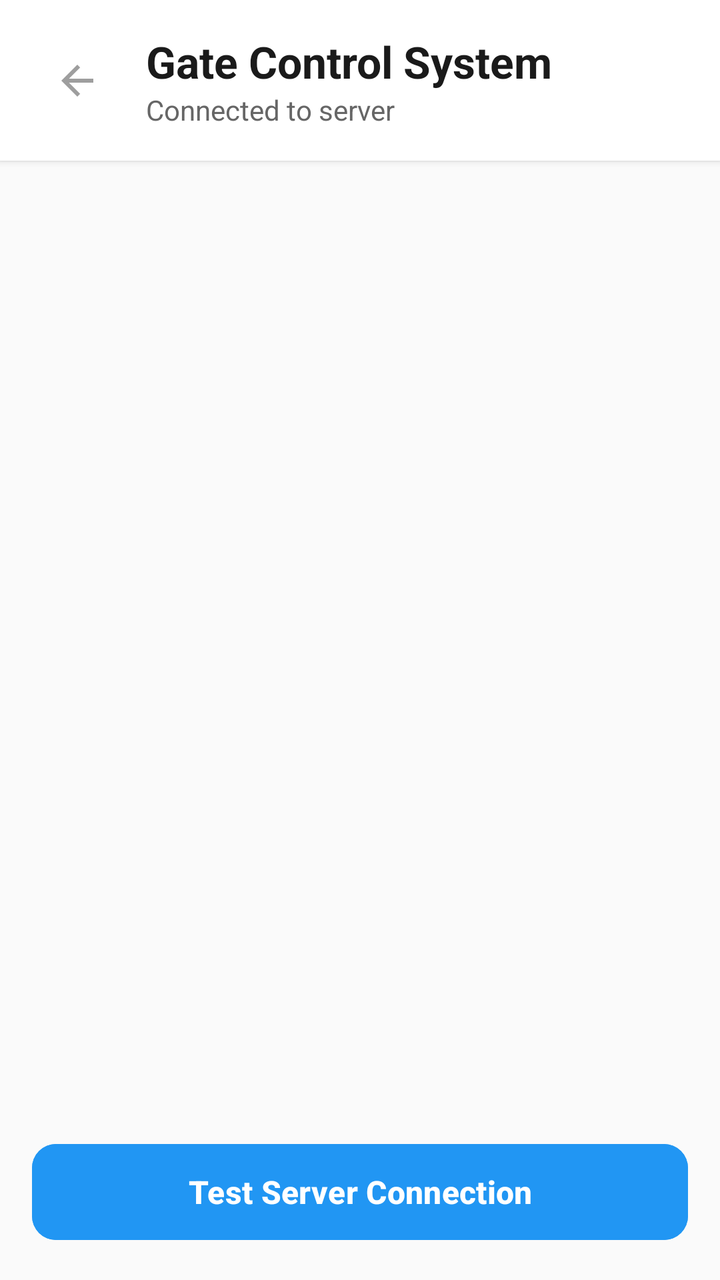
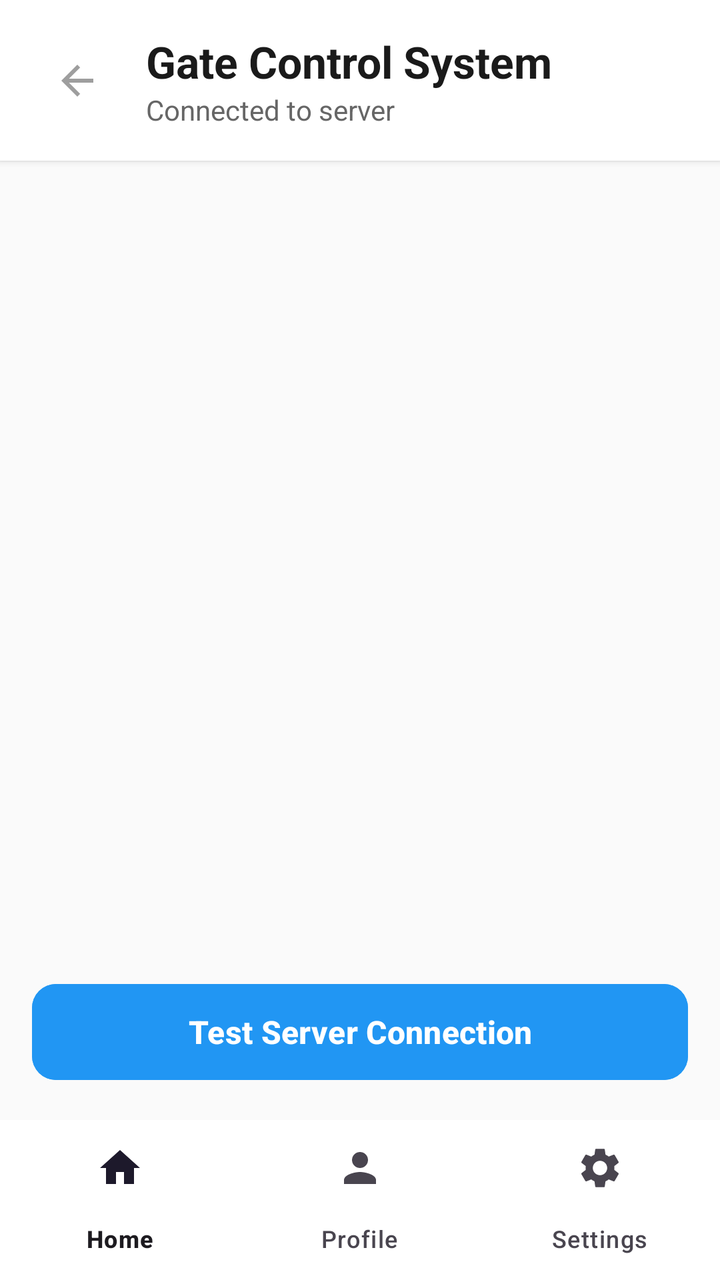

Screens rendered from an Android XML layout before and after an edit, with the pre-edit source and the edit as a unified diff.
<!-- AndroidManifest.xml: application theme Theme.MainProj -->
<!-- res/layout/activity_home.xml -->
<?xml version="1.0" encoding="utf-8"?>
<LinearLayout xmlns:android="http://schemas.android.com/apk/res/android"
    xmlns:app="http://schemas.android.com/apk/res-auto"
    xmlns:tools="http://schemas.android.com/tools"
    android:id="@+id/main"
    android:layout_width="match_parent"
    android:layout_height="match_parent"
    android:orientation="vertical"
    android:background="#FAFAFA"
    tools:context=".gatesMain">

    
    <LinearLayout
        android:layout_width="match_parent"
        android:layout_height="wrap_content"
        android:orientation="horizontal"
        android:gravity="center_vertical"
        android:background="#FFFFFF"
        android:elevation="2dp"
        android:padding="16dp">

        
        <ImageButton
            android:id="@+id/btnBack"
            android:layout_width="45dp"
            android:layout_height="45dp"
            android:background="?attr/selectableItemBackgroundBorderless"
            android:src="@drawable/ic_arrow_back"
            android:contentDescription="Back"
            app:tint="#9E9E9E" />

        
        <LinearLayout
            android:layout_width="wrap_content"
            android:layout_height="wrap_content"
            android:orientation="vertical"
            android:layout_marginStart="12dp">

            <TextView
                android:layout_width="wrap_content"
                android:layout_height="wrap_content"
                android:text="Gate Control System"
                android:textSize="22sp"
                android:textStyle="bold"
                android:textColor="#1A1A1A" />

            <TextView
                android:id="@+id/textview"
                android:layout_width="wrap_content"
                android:layout_height="wrap_content"
                android:text="Connected to server"
                android:textSize="14sp"
                android:textColor="#666666" />
        </LinearLayout>

    </LinearLayout>


    
    <androidx.recyclerview.widget.RecyclerView
        android:id="@+id/recyclerViewGates"
        android:layout_width="match_parent"
        android:layout_height="0dp"
        android:layout_weight="1"
        android:layout_margin="16dp"
        android:clipToPadding="false"
        android:paddingBottom="8dp" />

    
    <com.google.android.material.button.MaterialButton
        android:id="@+id/sendToServer"
        android:layout_width="match_parent"
        android:layout_height="56dp"
        android:layout_margin="16dp"
        android:backgroundTint="#2196F3"
        android:text="Test Server Connection"
        android:textColor="#FFFFFF"
        android:textSize="16sp"
        android:textStyle="bold"
        app:cornerRadius="12dp" />

</LinearLayout>
<!-- resources referenced by this layout -->
<resources>
  <!-- drawable ic_arrow_back (drawable) -->
  <vector xmlns:android="http://schemas.android.com/apk/res/android"
      android:width="24dp"
      android:height="24dp"
      android:viewportWidth="24"
      android:viewportHeight="24">
  
      <path
          android:fillColor="#9E9E9E"
          android:pathData="M20,11H7.83l5.59,-5.59L12,4l-8,8 8,8 1.41,-1.41L7.83,13H20z"/>
  </vector>
  <style name="Theme.MainProj" parent="Theme.Material3.DayNight.NoActionBar">
              <item name="inputStrokeColor">@color/input_stroke_color_light</item>
              <item name="buttonPrimary">@color/button_primary_light</item>
              <item name="textSecondary">@color/text_secondary_light</item>
  
              <item name="buttonGoogleBg">@color/button_google_bg_light</item>
              <item name="buttonGoogleText">@color/button_google_text_light</item>
              <item name="buttonGoogleStroke">@color/button_google_stroke_light</item>
          </style>
  <color name="input_stroke_color_light">#667eea</color>
  <color name="button_primary_light">#667eea</color>
  <color name="text_secondary_light">#666666</color>
  <color name="button_google_bg_light">#FFFFFF</color>
  <color name="button_google_text_light">#333333</color>
  <color name="button_google_stroke_light">#e0e0e0</color>
</resources>

<!-- the commit's change to res/layout/activity_home.xml (unified diff, before → after) -->
@@ -1,25 +1,27 @@
 <?xml version="1.0" encoding="utf-8"?>
-<LinearLayout xmlns:android="http://schemas.android.com/apk/res/android"
+<androidx.constraintlayout.widget.ConstraintLayout xmlns:android="http://schemas.android.com/apk/res/android"
     xmlns:app="http://schemas.android.com/apk/res-auto"
     xmlns:tools="http://schemas.android.com/tools"
     android:id="@+id/main"
     android:layout_width="match_parent"
     android:layout_height="match_parent"
-    android:orientation="vertical"
     android:background="#FAFAFA"
     tools:context=".gatesMain">
 
     
     <LinearLayout
-        android:layout_width="match_parent"
+        android:id="@+id/headerSection"
+        android:layout_width="0dp"
         android:layout_height="wrap_content"
         android:orientation="horizontal"
         android:gravity="center_vertical"
         android:background="#FFFFFF"
         android:elevation="2dp"
-        android:padding="16dp">
+        android:padding="16dp"
+        app:layout_constraintTop_toTopOf="parent"
+        app:layout_constraintStart_toStartOf="parent"
+        app:layout_constraintEnd_toEndOf="parent">
 
-        
         <ImageButton
             android:id="@+id/btnBack"
             android:layout_width="45dp"
@@ -29,7 +31,6 @@
             android:contentDescription="Back"
             app:tint="#9E9E9E" />
 
-        
         <LinearLayout
             android:layout_width="wrap_content"
             android:layout_height="wrap_content"
@@ -55,21 +56,23 @@
 
     </LinearLayout>
 
-
     
     <androidx.recyclerview.widget.RecyclerView
         android:id="@+id/recyclerViewGates"
-        android:layout_width="match_parent"
+        android:layout_width="0dp"
         android:layout_height="0dp"
-        android:layout_weight="1"
         android:layout_margin="16dp"
         android:clipToPadding="false"
-        android:paddingBottom="8dp" />
+        android:paddingBottom="8dp"
+        app:layout_constraintTop_toBottomOf="@id/headerSection"
+        app:layout_constraintBottom_toTopOf="@id/sendToServer"
+        app:layout_constraintStart_toStartOf="parent"
+        app:layout_constraintEnd_toEndOf="parent" />
 
     
     <com.google.android.material.button.MaterialButton
         android:id="@+id/sendToServer"
-        android:layout_width="match_parent"
+        android:layout_width="0dp"
         android:layout_height="56dp"
         android:layout_margin="16dp"
         android:backgroundTint="#2196F3"
@@ -77,6 +80,28 @@
         android:textColor="#FFFFFF"
         android:textSize="16sp"
         android:textStyle="bold"
-        app:cornerRadius="12dp" />
+        app:cornerRadius="12dp"
+        app:layout_constraintBottom_toTopOf="@id/bottomNav"
+        app:layout_constraintStart_toStartOf="parent"
+        app:layout_constraintEnd_toEndOf="parent" />
 
-</LinearLayout>
+    <include
+        layout="@layout/bottom_nav"
+        android:id="@+id/bottomNav"
+        android:layout_width="0dp"
+        android:layout_height="wrap_content"
+        app:layout_constraintBottom_toBottomOf="parent"
+        app:layout_constraintStart_toStartOf="parent"
+        app:layout_constraintEnd_toEndOf="parent" />
+
+</androidx.constraintlayout.widget.ConstraintLayout>
+<!-- res/layout/bottom_nav.xml (included above) -->
+<?xml version="1.0" encoding="utf-8"?>
+<com.google.android.material.bottomnavigation.BottomNavigationView xmlns:android="http://schemas.android.com/apk/res/android"
+    xmlns:app="http://schemas.android.com/apk/res-auto"
+    android:id="@+id/bottomNav"
+    android:layout_width="match_parent"
+    android:layout_height="wrap_content"
+    android:background="@color/colorSurface"
+    app:menu="@menu/bottom_nav_menu"
+    app:labelVisibilityMode="labeled" />
<!-- resource entries referenced after the edit -->
@@ -1,5 +1,6 @@
 <!-- resources referenced by this layout -->
 <resources>
+  <color name="colorSurface">#FFFFFF</color>
   <!-- drawable ic_arrow_back (drawable) -->
   <vector xmlns:android="http://schemas.android.com/apk/res/android"
       android:width="24dp"
